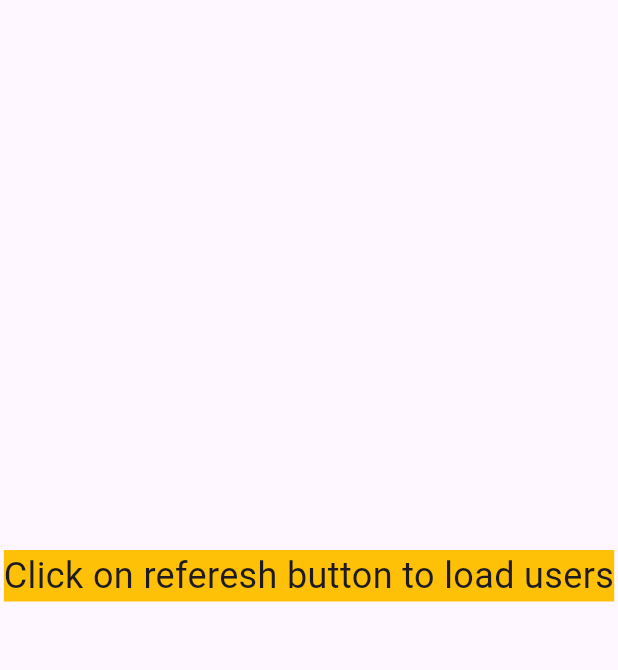
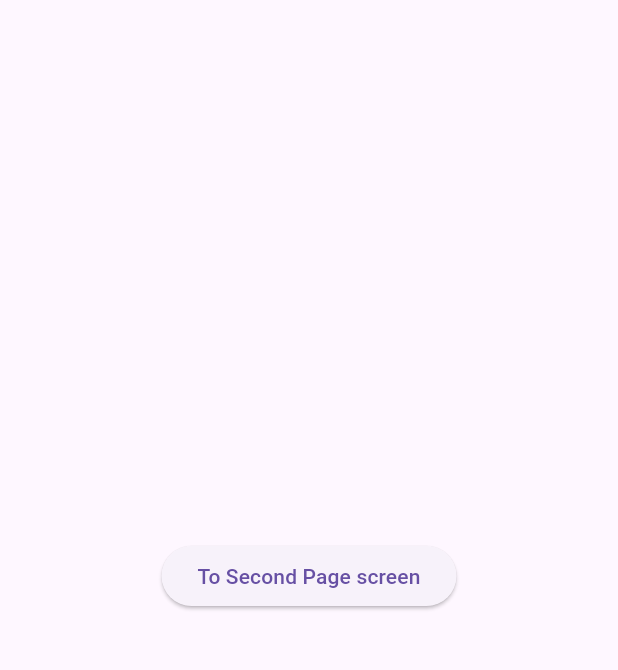
Before and after one commit to michael-carvajal/flutter_rest, a Flutter app: the screen it shows after launch, on a phone screen of 412 x 824 dp, the part 84-754 px from its top. Run offline on Flutter 3.47's test engine with Material 3 defaults, Android fonts, the phone set to English and light mode, and no system bars.

```diff
--- a/lib/main.dart
+++ b/lib/main.dart
@@ -10,8 +10,6 @@ class MyApp extends StatelessWidget {
 
   @override
   Widget build(BuildContext context) {
-    return const MaterialApp(
-      home:  HomeScreen()
-    );
+    return const MaterialApp(home: HomeScreen());
   }
 }
--- a/lib/screen/home.dart
+++ b/lib/screen/home.dart
@@ -1,4 +1,5 @@
 import 'package:flutter/material.dart';
+import 'package:flutter_rest/screen/second_screen.dart';
 import 'package:flutter_rest/services/users_api.dart';
 
 import '../model/user.dart';
@@ -40,11 +41,12 @@ class _HomeScreenState extends State<HomeScreen> {
   }
 
   Widget buildWelcomeMessage() {
-    return Text(
-      'Click on referesh button to load users',
-      style: TextStyle(fontSize: 24.0, backgroundColor: Colors.amber[500]),
-      textAlign: TextAlign.center,
-    );
+    return ElevatedButton(
+        onPressed: () {
+          Navigator.of(context).push(
+              MaterialPageRoute(builder: (context) => const SecondScreen()));
+        },
+        child: const Text("To Second Page screen"));
   }
 
   Widget buildUserListView() {
```
Also changed, not shown: lib/screen/second_screen.dart (added, +14 -0 lines).
